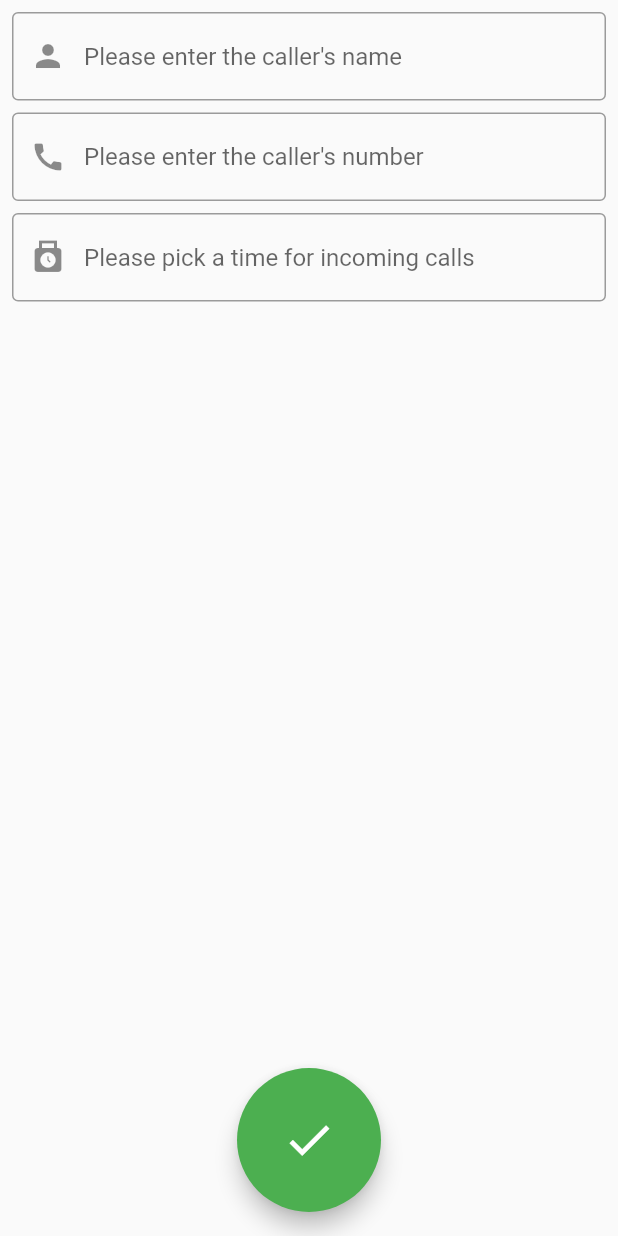
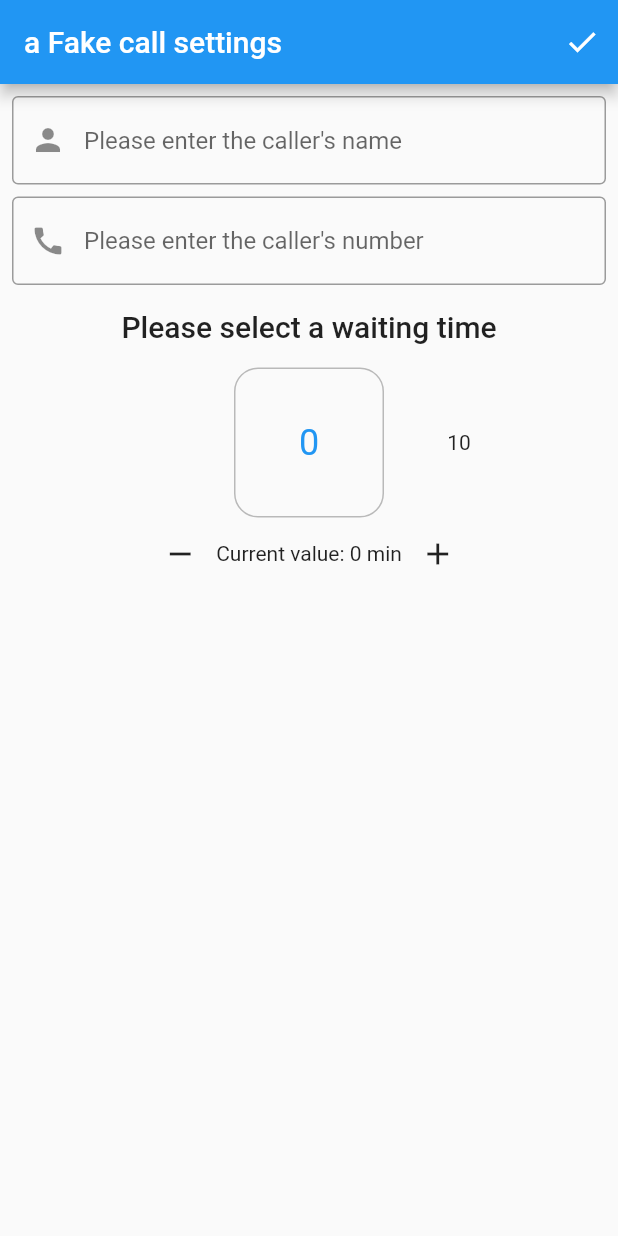
Before and after one commit to choisc91/fake_call, a Flutter app: the screen it shows after launch, on a phone screen of 412 x 824 dp. Run offline on Flutter 3.47's test engine with Material 2 defaults, Android fonts, the phone set to English and light mode, and no system bars; drawn by our look-alikes of numberpicker; missing offline and left inert: simple_ripple_animation.

Commit message:
# 설정 쪽 기획 바뀝에 따라 디자인 변경 # 수신 대기 화면 디자인 미세 조정

```diff
--- a/lib/main.dart
+++ b/lib/main.dart
@@ -25,6 +25,7 @@ class MyApp extends StatelessWidget {
   Widget build(BuildContext context) {
     return MaterialApp(
       title: 'a Fake call screen app',
+      debugShowCheckedModeBanner: false,
       theme: ThemeData(
         primarySwatch: Colors.blue,
       ),
--- a/lib/widget/page_settings.dart
+++ b/lib/widget/page_settings.dart
@@ -1,7 +1,7 @@
 import 'package:fake_call/model/settings.dart';
 import 'package:fake_call/widget/page_wait.dart';
-import 'package:fake_call/widget/page_wait_call.dart';
 import 'package:flutter/material.dart';
+import 'package:numberpicker/numberpicker.dart';
 
 // 설정 화면.
 class SettingsPage extends StatefulWidget {
@@ -18,26 +18,26 @@ class _SettingsPaGEState extends State<SettingsPage> {
   // 전화번호.
   final TextEditingController _numberCtrl = TextEditingController();
 
-  // 식별 시간.
-  final TextEditingController _timeCtrl = TextEditingController();
-
   // 선택된 대기 시간.
-  int _duration = 0;
+  int _minute = 0;
 
   @override
   Widget build(BuildContext context) {
     return Scaffold(
-      floatingActionButtonLocation: FloatingActionButtonLocation.centerFloat,
-      floatingActionButton: FloatingActionButton.large(
-        backgroundColor: Colors.green,
-        child: const Icon(Icons.check),
+      resizeToAvoidBottomInset: false,
+      appBar: AppBar(
+        title: const Text('a Fake call settings'),
+        actions: [
+          IconButton(
+            icon: const Icon(Icons.check),
             onPressed: () {
-          // todo, 필드 에러 내면 더 좋을것 같음. From field 로 변경 고려해 볼 것.
-          if (_nameCtrl.text.isNotEmpty && _numberCtrl.text.isNotEmpty && _duration != 0) {
+              if (_nameCtrl.text.isNotEmpty && _numberCtrl.text.isNotEmpty && _minute != 0) {
                 final settings = Settings(
                   name: _nameCtrl.text,
                   number: _numberCtrl.text,
-              waitTime: Duration(milliseconds: _duration),
+                  // waitTime: Duration(minutes: _minute),
+                  // todo 테스트 용, 실제 분으로 바꾸기 바람.
+                  waitTime: Duration(seconds: _minute),
                 );
                 Navigator.pushReplacement(
                   context,
@@ -45,6 +45,8 @@ class _SettingsPaGEState extends State<SettingsPage> {
                 );
               }
             },
+          ),
+        ],
       ),
       body: Padding(
         padding: const EdgeInsets.all(8.0),
@@ -73,49 +75,49 @@ class _SettingsPaGEState extends State<SettingsPage> {
                 hintText: 'Please enter the caller\'s number',
               ),
             ),
-            const SizedBox(height: 8.0),
+            const SizedBox(height: 16.0),
             // 선택된 시간을 식별하는 필드.
-            TextField(
-              readOnly: true,
-              controller: _timeCtrl,
-              onTap: _popTimePicker,
-              decoration: const InputDecoration(
-                border: OutlineInputBorder(),
-                prefixIcon: Icon(Icons.punch_clock),
-                hintText: 'Please pick a time for incoming calls',
+            Text(
+              'Please select a waiting time',
+              style: Theme.of(context).textTheme.headline6,
             ),
+            const SizedBox(height: 16.0),
+            NumberPicker(
+              value: _minute,
+              minValue: 0,
+              maxValue: 60,
+              step: 10,
+              itemHeight: 100.0,
+              axis: Axis.horizontal,
+              onChanged: (value) => setState(() => _minute = value),
+              decoration: BoxDecoration(
+                borderRadius: BorderRadius.circular(16.0),
+                border: Border.all(color: Colors.black26),
+              ),
+            ),
+            Row(
+              mainAxisAlignment: MainAxisAlignment.center,
+              children: [
+                IconButton(
+                  icon: const Icon(Icons.remove),
+                  onPressed: () => setState(() {
+                    final newValue = _minute - 10;
+                    _minute = newValue.clamp(0, 60);
+                  }),
+                ),
+                Text('Current value: $_minute min'),
+                IconButton(
+                  icon: const Icon(Icons.add),
+                  onPressed: () => setState(() {
+                    final newValue = _minute + 10;
+                    _minute = newValue.clamp(0, 60);
+                  }),
+                ),
+              ],
             ),
           ],
         ),
       ),
     );
   }
-
-  // 시간 선택하는 창 팝업.
-  void _popTimePicker() {
-    showTimePicker(
-      context: context,
-      initialTime: TimeOfDay.now(),
-    ).then((TimeOfDay? result) {
-      if (result != null) {
-        final now = DateTime.now(); // 현재 시간.
-        final selected =
-            DateTime(now.year, now.month, now.day, result.hour, result.minute); // 선택된 시간.
-
-        final distance = selected.millisecondsSinceEpoch - now.millisecondsSinceEpoch;
-
-        // todo 로직 개선 필요, 현재 그냥 차이만큼만 구하고 있어 뒤로 1분을 땡기버려도 1분 후가 됨.
-
-        if (distance > 0) {
-          // 선택된 시간과 현재시간의 차만큼의 대기시간 생성.
-          _duration = (selected.millisecondsSinceEpoch - now.millisecondsSinceEpoch).abs();
-          setState(() {
-            _timeCtrl.text = result.format(context);
-          });
-        } else {
-          // todo 시간을 뒤로 땡기지 말라는 토스트 생성 바람.
 }
-      }
-    });
-  }
-}
--- a/pubspec.yaml
+++ b/pubspec.yaml
@@ -13,6 +13,7 @@ dependencies:
     sdk: flutter
   cupertino_icons: ^1.0.2
   simple_ripple_animation: ^0.0.3
+  numberpicker: ^2.1.1
 
 dev_dependencies:
   flutter_test:
```
Also changed, not shown: lib/widget/page_wait_call.dart (+18 -15 lines), pubspec.lock. Lines whose indentation alone changed are shown as unchanged.
